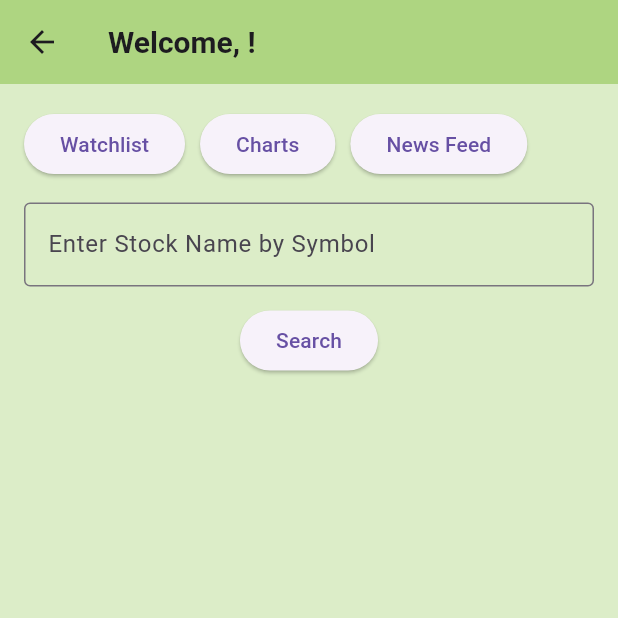
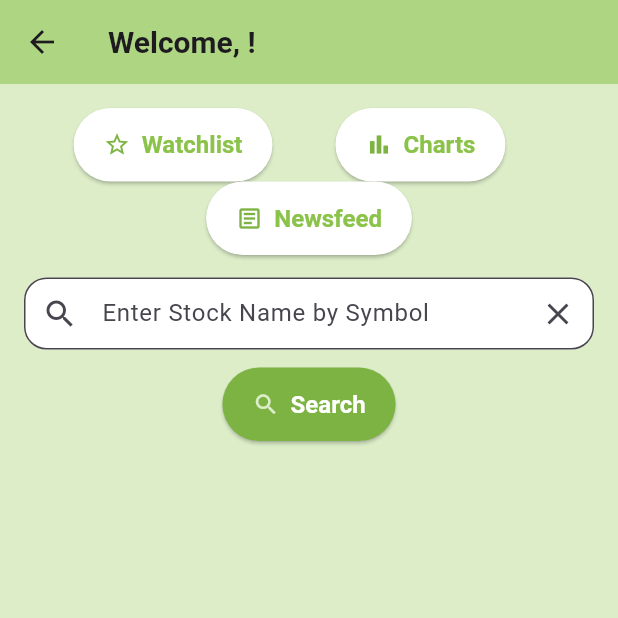
Before and after one commit to courtneyleora/Stock-Tracker, a Flutter app: the MainScreen screen opened by its route, after a tap on "Search", on a phone screen of 412 x 824 dp, the top half of it. Run offline on Flutter 3.47's test engine with Material 3 defaults, Android fonts, the phone set to English and light mode, and no system bars; our stand-ins replace cloud_firestore, firebase_auth, firebase_core; accounts and stored records are empty.

```diff
--- a/lib/screens/mainscreen.dart
+++ b/lib/screens/mainscreen.dart
@@ -17,6 +17,27 @@ class _MainScreenState extends State<MainScreen> {
   String? stocksymbol;
   String? stockprice;
   String? error;
+  String? firstName;
+
+  @override
+  void initState() {
+    super.initState();
+    getname();
+  }
+
+  Future<void> getname() async {
+    if (user != null) {
+      final doc =
+          await FirebaseFirestore.instance
+              .collection('users')
+              .doc(user!.uid)
+              .get();
+
+      setState(() {
+        firstName = doc.data()?['firstName'] ?? 'User';
+      });
+    }
+  }
 
   Future<void> searchstock() async {
     final symbol = search.text.trim().toUpperCase();
@@ -64,8 +85,7 @@ class _MainScreenState extends State<MainScreen> {
 
   @override
   Widget build(BuildContext context) {
-    final displayName = user?.email ?? "User";
-
+    final displayName = firstName ?? user?.email ?? "User";
     return Scaffold(
       appBar: AppBar(
         backgroundColor: Colors.lightGreen[300],
@@ -79,10 +99,11 @@ class _MainScreenState extends State<MainScreen> {
         child: Column(
           crossAxisAlignment: CrossAxisAlignment.center,
           children: [
-            SingleChildScrollView(
-              child: Row(
+            Wrap(
+              spacing: 16,
+              alignment: WrapAlignment.center,
               children: [
-                  ElevatedButton(
+                ElevatedButton.icon(
                   onPressed: () {
                     Navigator.push(
                       context,
@@ -91,59 +112,132 @@ class _MainScreenState extends State<MainScreen> {
                       ),
                     );
                   },
-                    child: Text("Watchlist"),
+                  icon: Icon(Icons.star_border, color: Colors.lightGreen[600]),
+                  label: Text("Watchlist"),
+                  style: ElevatedButton.styleFrom(
+                    backgroundColor: Colors.white,
+                    foregroundColor: Colors.lightGreen,
+                    textStyle: TextStyle(
+                      fontSize: 16,
+                      fontWeight: FontWeight.bold,
+                      color: Colors.green,
+                    ),
+                    shape: RoundedRectangleBorder(
+                      borderRadius: BorderRadius.circular(25),
+                    ),
+                    padding: EdgeInsets.symmetric(horizontal: 20, vertical: 15),
+                  ),
                 ),
                 SizedBox(width: 10),
-                  ElevatedButton(
+                ElevatedButton.icon(
                   onPressed: () {
                     Navigator.push(
                       context,
                       MaterialPageRoute(builder: (context) => LoginScreen()),
                     );
                   },
-                    child: Text("Charts"),
+                  icon: Icon(Icons.bar_chart, color: Colors.lightGreen[600]),
+                  label: Text("Charts"),
+                  style: ElevatedButton.styleFrom(
+                    backgroundColor: Colors.white,
+                    foregroundColor: Colors.lightGreen,
+                    textStyle: TextStyle(
+                      fontSize: 16,
+                      fontWeight: FontWeight.bold,
+                      color: Colors.green,
+                    ),
+                    shape: RoundedRectangleBorder(
+                      borderRadius: BorderRadius.circular(25),
+                    ),
+                    padding: EdgeInsets.symmetric(horizontal: 20, vertical: 15),
+                  ),
                 ),
                 SizedBox(width: 10),
-                  ElevatedButton(
+                ElevatedButton.icon(
                   onPressed: () {
                     Navigator.push(
                       context,
                       MaterialPageRoute(builder: (context) => LoginScreen()),
                     );
                   },
-                    child: Text("News Feed"),
+                  icon: Icon(
+                    Icons.article_outlined,
+                    color: Colors.lightGreen[600],
+                  ),
+                  label: Text("Newsfeed"),
+                  style: ElevatedButton.styleFrom(
+                    backgroundColor: Colors.white,
+                    foregroundColor: Colors.lightGreen,
+                    textStyle: TextStyle(
+                      fontSize: 16,
+                      fontWeight: FontWeight.bold,
+                      color: Colors.green,
+                    ),
+                    shape: RoundedRectangleBorder(
+                      borderRadius: BorderRadius.circular(25),
+                    ),
+                    padding: EdgeInsets.symmetric(horizontal: 20, vertical: 15),
+                  ),
                 ),
               ],
-              ),
             ),
             SizedBox(height: 15),
             TextField(
               controller: search,
               decoration: InputDecoration(
                 hintText: "Enter Stock Name by Symbol",
-                border: OutlineInputBorder(),
+                prefixIcon: Icon(Icons.search),
+                filled: true,
+                fillColor: Colors.white,
+                suffixIcon: IconButton(
+                  onPressed: () => search.clear(),
+                  icon: Icon(Icons.clear),
+                ),
+                contentPadding: EdgeInsets.symmetric(vertical: 8),
+                border: OutlineInputBorder(
+                  borderRadius: BorderRadius.circular(15),
+                ),
               ),
             ),
             SizedBox(height: 12),
-            ElevatedButton(onPressed: searchstock, child: Text("Search")),
+            ElevatedButton.icon(
+              onPressed: searchstock,
+              icon: Icon(Icons.search, color: Colors.lightGreen[100]),
+              label: Text("Search"),
+              style: ElevatedButton.styleFrom(
+                backgroundColor: Colors.lightGreen[600],
+                foregroundColor: Colors.white,
+                textStyle: TextStyle(fontSize: 16, fontWeight: FontWeight.bold),
+                shape: RoundedRectangleBorder(
+                  borderRadius: BorderRadius.circular(25),
+                ),
+                padding: EdgeInsets.symmetric(horizontal: 20, vertical: 15),
+              ),
+            ),
             SizedBox(height: 16),
             if (error != null)
               Text(error!, style: TextStyle(color: Colors.red)),
             if (stockprice != null)
               Card(
+                elevation: 4,
                 margin: EdgeInsets.symmetric(vertical: 10),
                 shape: RoundedRectangleBorder(
-                  borderRadius: BorderRadius.circular(10),
+                  borderRadius: BorderRadius.circular(15),
                 ),
                 child: ListTile(
+                  leading: Icon(Icons.trending_up),
                   title: Text(
                     stocksymbol!,
                     style: TextStyle(fontSize: 20, fontWeight: FontWeight.bold),
                   ),
-                  subtitle: Text(stockprice!, style: TextStyle(fontSize: 15)),
-                  trailing: IconButton(
+                  subtitle: Text(
+                    stockprice!,
+                    style: TextStyle(fontSize: 15, color: Colors.grey[600]),
+                  ),
+                  trailing: ElevatedButton.icon(
+                    label: Text("Add Stock"),
                     onPressed: addtowatchlist,
-                    icon: Icon(Icons.add, color: Colors.green),
+                    icon: Icon(Icons.add_circle_outline, color: Colors.green),
                   ),
                 ),
               ),
```
Lines whose indentation alone changed are shown as unchanged.
